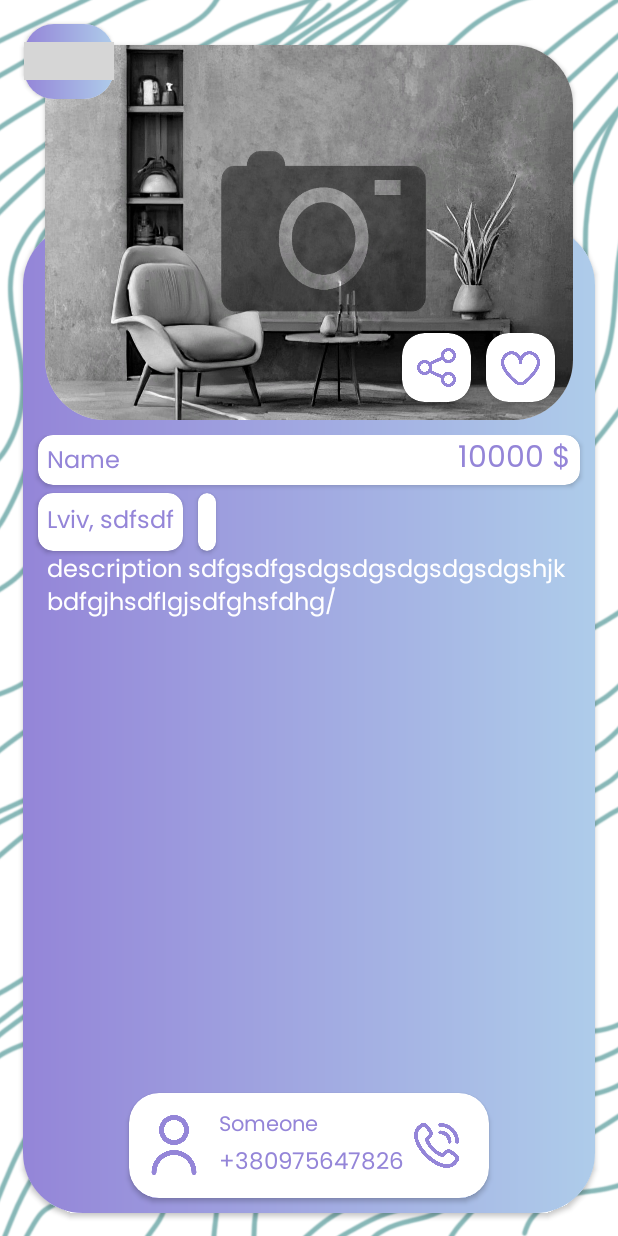
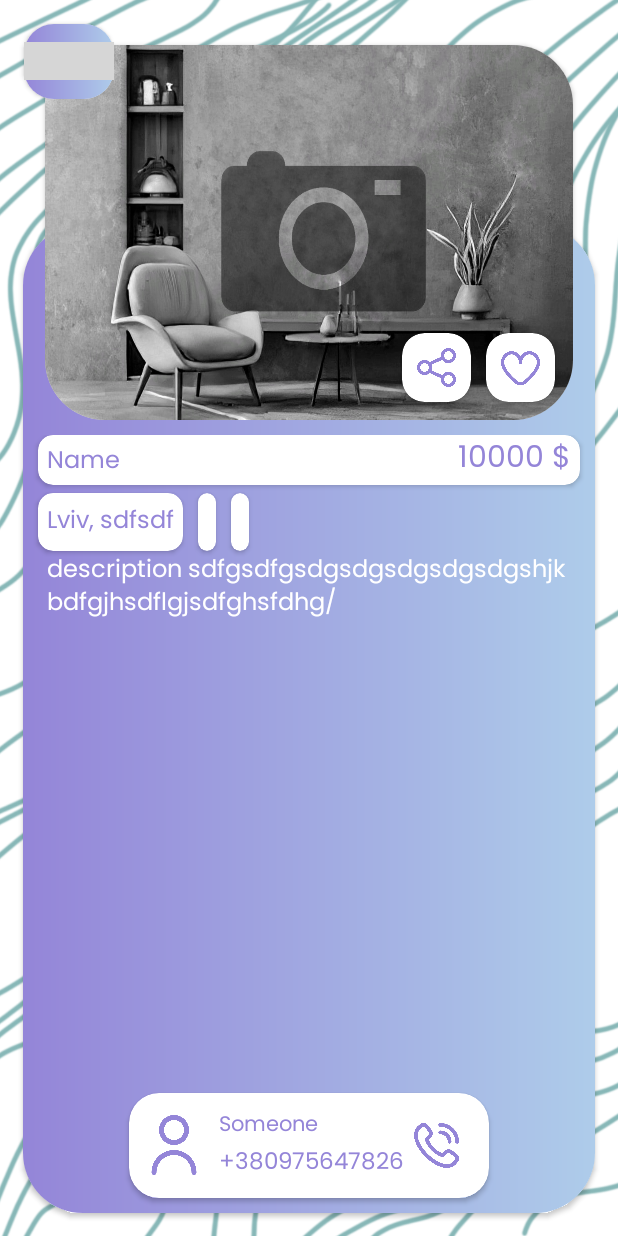
Before and after one commit to OrestPalii/Lendory, an Android app: the AdvReview screen opened directly, with no data from a screen before it, on a phone screen of 412 x 824 dp. Run offline under Robolectric (Android 15) with nearby library versions, the phone set to English and light mode, and no system bars; our stand-ins replace Firebase (no records; nobody signed in at launch, a user with empty details on screens opened directly); libraries missing offline, so code that uses them is left out: cn.pedant, com.jaredrummler.materialspinner, es.dmoral.toasty; pictures from the network do not load; 11 statements that could not run were skipped; grey boxes are pictures that could not be loaded.

Commit message:
page refresher

```diff
--- a/app/src/main/java/com/quaice/lendory/activities/AdvReview.java
+++ b/app/src/main/java/com/quaice/lendory/activities/AdvReview.java
@@ -30,7 +30,7 @@ import com.quaice.lendory.typeclass.Adv;
 public class AdvReview extends AppCompatActivity {
     private Adv cur;
     private ImageView mainImage, like, infocardback, backbackground, shareimage, profImg, callImg;
-    private TextView name, description, location, floor, sellername, sellerphone, price;
+    private TextView name, description, location, floor, area, sellername, sellerphone, price;
     private CardView backcard, imagecard, infocard, profilecard, sharecard;
     private ViewPager viewPager;
     private ViewPagerAdapters adapter;
@@ -52,6 +52,8 @@ public class AdvReview extends AppCompatActivity {
         location.setText(cur.getLocation());
         floor = findViewById(R.id.floor);
         floor.setText(cur.getFloor() + " Поверх");
+        area = findViewById(R.id.area);
+        area.setText(cur.getArea() + "кв.м");
         sellername = findViewById(R.id.profilename);
         sellername.setText(cur.getCreator().getName());
         sellerphone = findViewById(R.id.profilephone);
--- a/app/src/main/res/layout/activity_adv_review.xml
+++ b/app/src/main/res/layout/activity_adv_review.xml
@@ -128,12 +128,32 @@
                     android:layout_below="@id/namecard"
                     android:layout_marginLeft="10dp"
                     android:layout_marginTop="5dp"
-                    android:layout_marginRight="10dp"
                     android:layout_toEndOf="@+id/lockcard"
                     app:cardCornerRadius="10dp">
 
                     <TextView
                         android:id="@+id/floor"
+                        android:layout_width="match_parent"
+                        android:layout_height="wrap_content"
+                        android:layout_margin="6dp"
+                        android:fontFamily="@font/poppins"
+                        android:text=""
+                        android:textColor="@color/purpleforicons"
+                        android:textSize="16dp"></TextView>
+                </androidx.cardview.widget.CardView>
+                <androidx.cardview.widget.CardView
+                    android:id="@+id/areacard"
+                    android:layout_width="wrap_content"
+                    android:layout_height="wrap_content"
+                    android:layout_below="@id/namecard"
+                    android:layout_marginLeft="10dp"
+                    android:layout_marginTop="5dp"
+                    android:layout_marginRight="10dp"
+                    android:layout_toEndOf="@+id/floorcard"
+                    app:cardCornerRadius="10dp">
+
+                    <TextView
+                        android:id="@+id/area"
                         android:layout_width="match_parent"
                         android:layout_height="wrap_content"
                         android:layout_margin="6dp"
--- a/app/src/main/res/layout/activity_main.xml
+++ b/app/src/main/res/layout/activity_main.xml
@@ -495,6 +495,11 @@
             </RelativeLayout>
         </androidx.cardview.widget.CardView>
     </RelativeLayout>
+    <androidx.swiperefreshlayout.widget.SwipeRefreshLayout
+        xmlns:android="http://schemas.android.com/apk/res/android"
+        android:id="@+id/swiperefresh"
+        android:layout_width="match_parent"
+        android:layout_height="match_parent">
 
     <androidx.recyclerview.widget.RecyclerView
         android:id="@+id/recycler"
@@ -511,6 +516,7 @@
         android:paddingBottom="100dp"
         android:paddingTop="60dp"
         android:overScrollMode="never"></androidx.recyclerview.widget.RecyclerView>
+    </androidx.swiperefreshlayout.widget.SwipeRefreshLayout>
 
     <Button
         android:id="@+id/canceler"
```
Also changed, not shown: app/src/main/java/com/quaice/lendory/activities/MainActivity.java (+38 -21 lines).
